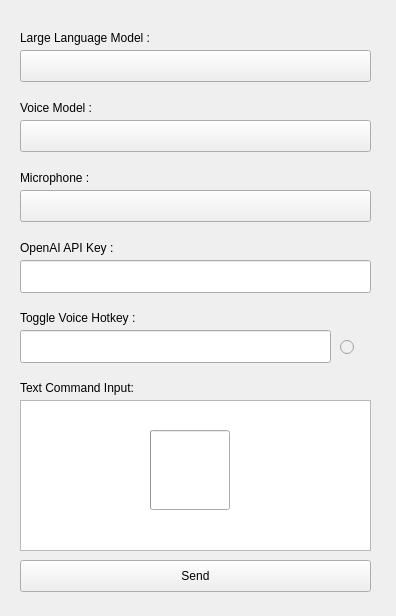
Old version of the form src/ui/view/main_view.ui in the repository Joel-Pattison/SmartFlow.
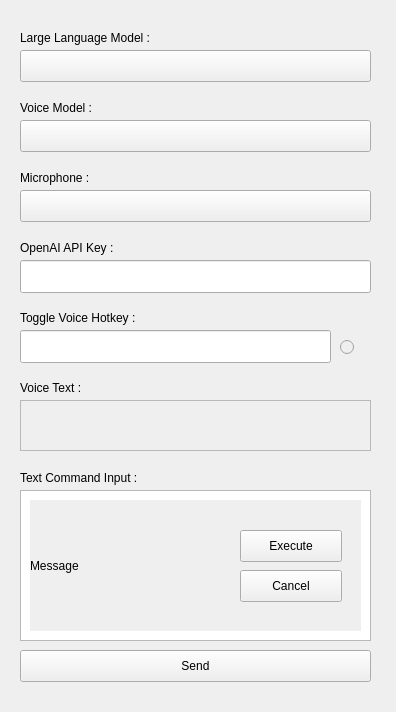
New version of the form. Custom widgets are drawn as their Qt base class.

Commit message: Add confirmer dialogue box design

```diff
--- a/src/ui/view/main_view.ui
+++ b/src/ui/view/main_view.ui
@@ -7,7 +7,7 @@
     <x>0</x>
     <y>0</y>
     <width>396</width>
-    <height>616</height>
+    <height>712</height>
    </rect>
   </property>
   <property name="windowTitle">
@@ -83,7 +83,7 @@
    <property name="geometry">
     <rect>
      <x>20</x>
-     <y>400</y>
+     <y>490</y>
      <width>351</width>
      <height>151</height>
     </rect>
@@ -93,7 +93,7 @@
    <property name="geometry">
     <rect>
      <x>20</x>
-     <y>560</y>
+     <y>650</y>
      <width>351</width>
      <height>32</height>
     </rect>
@@ -132,13 +132,13 @@
    <property name="geometry">
     <rect>
      <x>20</x>
-     <y>380</y>
+     <y>470</y>
      <width>121</width>
      <height>16</height>
     </rect>
    </property>
    <property name="text">
-    <string>Text Command Input:</string>
+    <string>Text Command Input :</string>
    </property>
   </widget>
   <widget class="RadioButton" name="voice_status_radio">
@@ -466,7 +466,7 @@
    <property name="geometry">
     <rect>
      <x>150</x>
-     <y>430</y>
+     <y>520</y>
      <width>80</width>
      <height>80</height>
     </rect>
@@ -495,6 +495,717 @@
     <string>Voice Model :</string>
    </property>
   </widget>
+  <widget class="TextEdit" name="voice_text_txt">
+   <property name="enabled">
+    <bool>false</bool>
+   </property>
+   <property name="geometry">
+    <rect>
+     <x>20</x>
+     <y>400</y>
+     <width>351</width>
+     <height>51</height>
+    </rect>
+   </property>
+  </widget>
+  <widget class="CaptionLabel" name="voice_text_lbl">
+   <property name="geometry">
+    <rect>
+     <x>20</x>
+     <y>380</y>
+     <width>121</width>
+     <height>16</height>
+    </rect>
+   </property>
+   <property name="text">
+    <string>Voice Text :</string>
+   </property>
+  </widget>
+  <widget class="BodyLabel" name="action_description_lbl">
+   <property name="geometry">
+    <rect>
+     <x>30</x>
+     <y>500</y>
+     <width>171</width>
+     <height>131</height>
+    </rect>
+   </property>
+   <property name="autoFillBackground">
+    <bool>true</bool>
+   </property>
+   <property name="styleSheet">
+    <string notr="true"/>
+   </property>
+   <property name="text">
+    <string>Message</string>
+   </property>
+   <property name="wordWrap">
+    <bool>true</bool>
+   </property>
+   <property name="darkColor" stdset="0">
+    <color>
+     <red>255</red>
+     <green>23</green>
+     <blue>23</blue>
+    </color>
+   </property>
+  </widget>
+  <widget class="BodyLabel" name="action_description_background_lbl">
+   <property name="geometry">
+    <rect>
+     <x>200</x>
+     <y>500</y>
+     <width>161</width>
+     <height>131</height>
+    </rect>
+   </property>
+   <property name="autoFillBackground">
+    <bool>true</bool>
+   </property>
+   <property name="text">
+    <string/>
+   </property>
+   <property name="darkColor" stdset="0">
+    <color>
+     <red>255</red>
+     <green>23</green>
+     <blue>23</blue>
+    </color>
+   </property>
+  </widget>
+  <widget class="PushButton" name="action_execute_btn">
+   <property name="geometry">
+    <rect>
+     <x>240</x>
+     <y>530</y>
+     <width>102</width>
+     <height>32</height>
+    </rect>
+   </property>
+   <property name="styleSheet">
+    <string notr="true">PushButton, ToolButton, ToggleButton, ToggleToolButton {
+    color: black;
+    background: rgba(255, 255, 255, 0.7);
+	
+	background-color: rgb(0, 255, 0);
+    border: 1px solid rgba(0, 0, 0, 0.073);
+    border-bottom: 1px solid rgba(0, 0, 0, 0.183);
+    border-radius: 5px;
+    /* font: 14px 'Segoe UI', 'Microsoft YaHei'; */
+    padding: 5px 12px 6px 12px;
+    outline: none;
+}
+
+ToolButton {
+    padding: 5px 9px 6px 8px;
+}
+
+PushButton[hasIcon=false] {
+    padding: 5px 12px 6px 12px;
+}
+
+PushButton[hasIcon=true] {
+    padding: 5px 12px 6px 36px;
+}
+
+DropDownToolButton, PrimaryDropDownToolButton {
+    padding: 5px 31px 6px 8px;
+}
+
+DropDownPushButton[hasIcon=false],
+PrimaryDropDownPushButton[hasIcon=false] {
+    padding: 5px 31px 6px 12px;
+}
+
+DropDownPushButton[hasIcon=true],
+PrimaryDropDownPushButton[hasIcon=true] {
+    padding: 5px 31px 6px 36px;
+}
+
+PushButton:hover, ToolButton:hover, ToggleButton:hover, ToggleToolButton:hover {
+    background: rgba(249, 249, 249, 0.5);
+}
+
+PushButton:pressed, ToolButton:pressed, ToggleButton:pressed, ToggleToolButton:pressed {
+    color: rgba(0, 0, 0, 0.63);
+    background: rgba(249, 249, 249, 0.3);
+    border-bottom: 1px solid rgba(0, 0, 0, 0.073);
+}
+
+PushButton:disabled, ToolButton:disabled, ToggleButton:disabled, ToggleToolButton:disabled {
+    color: rgba(0, 0, 0, 0.36);
+    background: rgba(249, 249, 249, 0.3);
+    border: 1px solid rgba(0, 0, 0, 0.06);
+    border-bottom: 1px solid rgba(0, 0, 0, 0.06);
+}
+
+
+PrimaryPushButton,
+PrimaryToolButton,
+ToggleButton:checked,
+ToggleToolButton:checked {
+    color: white;
+    background-color: #009faa;
+    border: 1px solid #00a7b3;
+    border-bottom: 1px solid #007780;
+}
+
+PrimaryPushButton:hover,
+PrimaryToolButton:hover,
+ToggleButton:checked:hover,
+ToggleToolButton:checked:hover {
+    background-color: #00a7b3;
+    border: 1px solid #2daab3;
+    border-bottom: 1px solid #007780;
+}
+
+PrimaryPushButton:pressed,
+PrimaryToolButton:pressed,
+ToggleButton:checked:pressed,
+ToggleToolButton:checked:pressed {
+    color: rgba(255, 255, 255, 0.63);
+    background-color: #3eabb3;
+    border: 1px solid #3eabb3;
+}
+
+PrimaryPushButton:disabled,
+PrimaryToolButton:disabled,
+ToggleButton:checked:disabled,
+ToggleToolButton:checked:disabled {
+    color: rgba(255, 255, 255, 0.9);
+    background-color: rgb(205, 205, 205);
+    border: 1px solid rgb(205, 205, 205);
+}
+
+SplitDropButton,
+PrimarySplitDropButton {
+    border-left: none;
+    border-top-left-radius: 0;
+    border-bottom-left-radius: 0;
+}
+
+#splitPushButton,
+#splitToolButton,
+#primarySplitPushButton,
+#primarySplitToolButton {
+    border-top-right-radius: 0;
+    border-bottom-right-radius: 0;
+}
+
+#splitPushButton:pressed,
+#splitToolButton:pressed,
+SplitDropButton:pressed {
+    border-bottom: 1px solid rgba(0, 0, 0, 0.183);
+}
+
+PrimarySplitDropButton:pressed {
+    border-bottom: 1px solid #007780;
+}
+
+#primarySplitPushButton, #primarySplitToolButton {
+    border-right: 1px solid #3eabb3;
+}
+
+#primarySplitPushButton:pressed, #primarySplitToolButton:pressed {
+    border-bottom: 1px solid #007780;
+}
+
+HyperlinkButton {
+    /* font: 14px 'Segoe UI', 'Microsoft YaHei'; */
+    padding: 6px 12px 6px 12px;
+    color: #009faa;
+    border: none;
+    border-radius: 6px;
+    background-color: transparent;
+}
+
+HyperlinkButton[hasIcon=false] {
+    padding: 6px 12px 6px 12px;
+}
+
+HyperlinkButton[hasIcon=true] {
+    padding: 6px 12px 6px 36px;
+}
+
+HyperlinkButton:hover {
+    color: #009faa;
+    background-color: rgba(0, 0, 0, 10);
+    border: none;
+}
+
+HyperlinkButton:pressed {
+    color: #009faa;
+    background-color: rgba(0, 0, 0, 6);
+    border: none;
+}
+
+HyperlinkButton:disabled {
+    color: rgba(0, 0, 0, 0.43);
+    background-color: transparent;
+    border: none;
+}
+
+
+RadioButton {
+    min-height: 24px;
+    max-height: 24px;
+    background-color: transparent;
+    font: 14px 'Segoe UI', 'Microsoft YaHei', 'PingFang SC';
+    color: black;
+}
+
+RadioButton::indicator {
+    width: 18px;
+    height: 18px;
+    border-radius: 11px;
+    border: 2px solid #999999;
+    background-color: rgba(0, 0, 0, 5);
+    margin-right: 4px;
+}
+
+RadioButton::indicator:hover {
+    background-color: rgba(0, 0, 0, 0);
+}
+
+RadioButton::indicator:pressed {
+    border: 2px solid #bbbbbb;
+    background-color: qradialgradient(spread:pad, cx:0.5, cy:0.5, radius:0.5, fx:0.5, fy:0.5,
+            stop:0 rgb(255, 255, 255),
+            stop:0.5 rgb(255, 255, 255),
+            stop:0.6 rgb(225, 224, 223),
+            stop:1 rgb(225, 224, 223));
+}
+
+RadioButton::indicator:checked {
+    height: 22px;
+    width: 22px;
+    border: none;
+    border-radius: 11px;
+    background-color: qradialgradient(spread:pad, cx:0.5, cy:0.5, radius:0.5, fx:0.5, fy:0.5,
+            stop:0 rgb(255, 255, 255),
+            stop:0.5 rgb(255, 255, 255),
+            stop:0.6 #009faa,
+            stop:1 #009faa);
+}
+
+RadioButton::indicator:checked:hover {
+    background-color: qradialgradient(spread:pad, cx:0.5, cy:0.5, radius:0.5, fx:0.5, fy:0.5,
+            stop:0 rgb(255, 255, 255),
+            stop:0.6 rgb(255, 255, 255),
+            stop:0.7 #009faa,
+            stop:1 #009faa);
+}
+
+RadioButton::indicator:checked:pressed {
+    background-color: qradialgradient(spread:pad, cx:0.5, cy:0.5, radius:0.5, fx:0.5, fy:0.5,
+            stop:0 rgb(255, 255, 255),
+            stop:0.5 rgb(255, 255, 255),
+            stop:0.6 #009faa,
+            stop:1 #009faa);
+}
+
+RadioButton:disabled {
+    color: rgba(0, 0, 0, 110);
+}
+
+RadioButton::indicator:disabled {
+    border: 2px solid #bbbbbb;
+    background-color: transparent;
+}
+
+RadioButton::indicator:disabled:checked {
+    border: none;
+    background-color: qradialgradient(spread:pad, cx:0.5, cy:0.5, radius:0.5, fx:0.5, fy:0.5,
+            stop:0 rgb(255, 255, 255),
+            stop:0.5 rgb(255, 255, 255),
+            stop:0.6 rgba(0, 0, 0, 0.2169),
+            stop:1 rgba(0, 0, 0, 0.2169));
+}
+
+TransparentToolButton,
+TransparentToggleToolButton,
+TransparentDropDownToolButton,
+TransparentPushButton,
+TransparentDropDownPushButton,
+TransparentTogglePushButton {
+    background-color: transparent;
+    border: none;
+    border-radius: 5px;
+    margin: 0;
+}
+
+TransparentToolButton:hover,
+TransparentToggleToolButton:hover,
+TransparentDropDownToolButton:hover,
+TransparentPushButton:hover,
+TransparentDropDownPushButton:hover,
+TransparentTogglePushButton:hover {
+    background-color: rgba(0, 0, 0, 9);
+    border: none;
+}
+
+TransparentToolButton:pressed,
+TransparentToggleToolButton:pressed,
+TransparentDropDownToolButton:pressed,
+TransparentPushButton:pressed,
+TransparentDropDownPushButton:pressed,
+TransparentTogglePushButton:pressed {
+    background-color: rgba(0, 0, 0, 6);
+    border: none;
+}
+
+TransparentToolButton:disabled,
+TransparentToggleToolButton:disabled,
+TransparentDropDownToolButton:disabled,
+TransprentPushButton:disabled,
+TransparentDropDownPushButton:disabled,
+TransprentTogglePushButton:disabled {
+    background-color: transparent;
+    border: none;
+}
+
+
+PillPushButton,
+PillPushButton:hover,
+PillPushButton:pressed,
+PillPushButton:disabled,
+PillPushButton:checked,
+PillPushButton:checked:hover,
+PillPushButton:checked:pressed,
+PillPushButton:disabled:checked,
+PillToolButton,
+PillToolButton:hover,
+PillToolButton:pressed,
+PillToolButton:disabled,
+PillToolButton:checked,
+PillToolButton:checked:hover,
+PillToolButton:checked:pressed,
+PillToolButton:disabled:checked {
+    background-color: transparent;
+    border: none;
+}
+</string>
+   </property>
+   <property name="text">
+    <string>Execute</string>
+   </property>
+  </widget>
+  <widget class="PushButton" name="action_cancel_btn">
+   <property name="geometry">
+    <rect>
+     <x>240</x>
+     <y>570</y>
+     <width>102</width>
+     <height>32</height>
+    </rect>
+   </property>
+   <property name="styleSheet">
+    <string notr="true">PushButton, ToolButton, ToggleButton, ToggleToolButton {
+    color: black;
+    background: rgba(255, 255, 255, 0.7);
+	background-color: rgb(255, 128, 17);
+    border: 1px solid rgba(0, 0, 0, 0.073);
+    border-bottom: 1px solid rgba(0, 0, 0, 0.183);
+    border-radius: 5px;
+    /* font: 14px 'Segoe UI', 'Microsoft YaHei'; */
+    padding: 5px 12px 6px 12px;
+    outline: none;
+}
+
+ToolButton {
+    padding: 5px 9px 6px 8px;
+}
+
+PushButton[hasIcon=false] {
+    padding: 5px 12px 6px 12px;
+}
+
+PushButton[hasIcon=true] {
+    padding: 5px 12px 6px 36px;
+}
+
+DropDownToolButton, PrimaryDropDownToolButton {
+    padding: 5px 31px 6px 8px;
+}
+
+DropDownPushButton[hasIcon=false],
+PrimaryDropDownPushButton[hasIcon=false] {
+    padding: 5px 31px 6px 12px;
+}
+
+DropDownPushButton[hasIcon=true],
+PrimaryDropDownPushButton[hasIcon=true] {
+    padding: 5px 31px 6px 36px;
+}
+
+PushButton:hover, ToolButton:hover, ToggleButton:hover, ToggleToolButton:hover {
+    background: rgba(249, 249, 249, 0.5);
+}
+
+PushButton:pressed, ToolButton:pressed, ToggleButton:pressed, ToggleToolButton:pressed {
+    color: rgba(0, 0, 0, 0.63);
+    background: rgba(249, 249, 249, 0.3);
+    border-bottom: 1px solid rgba(0, 0, 0, 0.073);
+}
+
+PushButton:disabled, ToolButton:disabled, ToggleButton:disabled, ToggleToolButton:disabled {
+    color: rgba(0, 0, 0, 0.36);
+    background: rgba(249, 249, 249, 0.3);
+    border: 1px solid rgba(0, 0, 0, 0.06);
+    border-bottom: 1px solid rgba(0, 0, 0, 0.06);
+}
+
+
+PrimaryPushButton,
+PrimaryToolButton,
+ToggleButton:checked,
+ToggleToolButton:checked {
+    color: white;
+    background-color: #009faa;
+    border: 1px solid #00a7b3;
+    border-bottom: 1px solid #007780;
+}
+
+PrimaryPushButton:hover,
+PrimaryToolButton:hover,
+ToggleButton:checked:hover,
+ToggleToolButton:checked:hover {
+    background-color: #00a7b3;
+    border: 1px solid #2daab3;
+    border-bottom: 1px solid #007780;
+}
+
+PrimaryPushButton:pressed,
+PrimaryToolButton:pressed,
+ToggleButton:checked:pressed,
+ToggleToolButton:checked:pressed {
+    color: rgba(255, 255, 255, 0.63);
+    background-color: #3eabb3;
+    border: 1px solid #3eabb3;
+}
+
+PrimaryPushButton:disabled,
+PrimaryToolButton:disabled,
+ToggleButton:checked:disabled,
+ToggleToolButton:checked:disabled {
+    color: rgba(255, 255, 255, 0.9);
+    background-color: rgb(205, 205, 205);
+    border: 1px solid rgb(205, 205, 205);
+}
+
+SplitDropButton,
+PrimarySplitDropButton {
+    border-left: none;
+    border-top-left-radius: 0;
+    border-bottom-left-radius: 0;
+}
+
+#splitPushButton,
+#splitToolButton,
+#primarySplitPushButton,
+#primarySplitToolButton {
+    border-top-right-radius: 0;
+    border-bottom-right-radius: 0;
+}
+
+#splitPushButton:pressed,
+#splitToolButton:pressed,
+SplitDropButton:pressed {
+    border-bottom: 1px solid rgba(0, 0, 0, 0.183);
+}
+
+PrimarySplitDropButton:pressed {
+    border-bottom: 1px solid #007780;
+}
+
+#primarySplitPushButton, #primarySplitToolButton {
+    border-right: 1px solid #3eabb3;
+}
+
+#primarySplitPushButton:pressed, #primarySplitToolButton:pressed {
+    border-bottom: 1px solid #007780;
+}
+
+HyperlinkButton {
+    /* font: 14px 'Segoe UI', 'Microsoft YaHei'; */
+    padding: 6px 12px 6px 12px;
+    color: #009faa;
+    border: none;
+    border-radius: 6px;
+    background-color: transparent;
+}
+
+HyperlinkButton[hasIcon=false] {
+    padding: 6px 12px 6px 12px;
+}
+
+HyperlinkButton[hasIcon=true] {
+    padding: 6px 12px 6px 36px;
+}
+
+HyperlinkButton:hover {
+    color: #009faa;
+    background-color: rgba(0, 0, 0, 10);
+    border: none;
+}
+
+HyperlinkButton:pressed {
+    color: #009faa;
+    background-color: rgba(0, 0, 0, 6);
+    border: none;
+}
+
+HyperlinkButton:disabled {
+    color: rgba(0, 0, 0, 0.43);
+    background-color: transparent;
+    border: none;
+}
+
+
+RadioButton {
+    min-height: 24px;
+    max-height: 24px;
+    background-color: transparent;
+    font: 14px 'Segoe UI', 'Microsoft YaHei', 'PingFang SC';
+    color: black;
+}
+
+RadioButton::indicator {
+    width: 18px;
+    height: 18px;
+    border-radius: 11px;
+    border: 2px solid #999999;
+    background-color: rgba(0, 0, 0, 5);
+    margin-right: 4px;
+}
+
+RadioButton::indicator:hover {
+    background-color: rgba(0, 0, 0, 0);
+}
+
+RadioButton::indicator:pressed {
+    border: 2px solid #bbbbbb;
+    background-color: qradialgradient(spread:pad, cx:0.5, cy:0.5, radius:0.5, fx:0.5, fy:0.5,
+            stop:0 rgb(255, 255, 255),
+            stop:0.5 rgb(255, 255, 255),
+            stop:0.6 rgb(225, 224, 223),
+            stop:1 rgb(225, 224, 223));
+}
+
+RadioButton::indicator:checked {
+    height: 22px;
+    width: 22px;
+    border: none;
+    border-radius: 11px;
+    background-color: qradialgradient(spread:pad, cx:0.5, cy:0.5, radius:0.5, fx:0.5, fy:0.5,
+            stop:0 rgb(255, 255, 255),
+            stop:0.5 rgb(255, 255, 255),
+            stop:0.6 #009faa,
+            stop:1 #009faa);
+}
+
+RadioButton::indicator:checked:hover {
+    background-color: qradialgradient(spread:pad, cx:0.5, cy:0.5, radius:0.5, fx:0.5, fy:0.5,
+            stop:0 rgb(255, 255, 255),
+            stop:0.6 rgb(255, 255, 255),
+            stop:0.7 #009faa,
+            stop:1 #009faa);
+}
+
+RadioButton::indicator:checked:pressed {
+    background-color: qradialgradient(spread:pad, cx:0.5, cy:0.5, radius:0.5, fx:0.5, fy:0.5,
+            stop:0 rgb(255, 255, 255),
+            stop:0.5 rgb(255, 255, 255),
+            stop:0.6 #009faa,
+            stop:1 #009faa);
+}
+
+RadioButton:disabled {
+    color: rgba(0, 0, 0, 110);
+}
+
+RadioButton::indicator:disabled {
+    border: 2px solid #bbbbbb;
+    background-color: transparent;
+}
+
+RadioButton::indicator:disabled:checked {
+    border: none;
+    background-color: qradialgradient(spread:pad, cx:0.5, cy:0.5, radius:0.5, fx:0.5, fy:0.5,
+            stop:0 rgb(255, 255, 255),
+            stop:0.5 rgb(255, 255, 255),
+            stop:0.6 rgba(0, 0, 0, 0.2169),
+            stop:1 rgba(0, 0, 0, 0.2169));
+}
+
+TransparentToolButton,
+TransparentToggleToolButton,
+TransparentDropDownToolButton,
+TransparentPushButton,
+TransparentDropDownPushButton,
+TransparentTogglePushButton {
+    background-color: transparent;
+    border: none;
+    border-radius: 5px;
+    margin: 0;
+}
+
+TransparentToolButton:hover,
+TransparentToggleToolButton:hover,
+TransparentDropDownToolButton:hover,
+TransparentPushButton:hover,
+TransparentDropDownPushButton:hover,
+TransparentTogglePushButton:hover {
+    background-color: rgba(0, 0, 0, 9);
+    border: none;
+}
+
+TransparentToolButton:pressed,
+TransparentToggleToolButton:pressed,
+TransparentDropDownToolButton:pressed,
+TransparentPushButton:pressed,
+TransparentDropDownPushButton:pressed,
+TransparentTogglePushButton:pressed {
+    background-color: rgba(0, 0, 0, 6);
+    border: none;
+}
+
+TransparentToolButton:disabled,
+TransparentToggleToolButton:disabled,
+TransparentDropDownToolButton:disabled,
+TransprentPushButton:disabled,
+TransparentDropDownPushButton:disabled,
+TransprentTogglePushButton:disabled {
+    background-color: transparent;
+    border: none;
+}
+
+
+PillPushButton,
+PillPushButton:hover,
+PillPushButton:pressed,
+PillPushButton:disabled,
+PillPushButton:checked,
+PillPushButton:checked:hover,
+PillPushButton:checked:pressed,
+PillPushButton:disabled:checked,
+PillToolButton,
+PillToolButton:hover,
+PillToolButton:pressed,
+PillToolButton:disabled,
+PillToolButton:checked,
+PillToolButton:checked:hover,
+PillToolButton:checked:pressed,
+PillToolButton:disabled:checked {
+    background-color: transparent;
+    border: none;
+}
+</string>
+   </property>
+   <property name="text">
+    <string>Cancel</string>
+   </property>
+  </widget>
  </widget>
  <customwidgets>
   <customwidget>
@@ -517,6 +1228,11 @@
    <extends>QLabel</extends>
    <header>qfluentwidgets</header>
   </customwidget>
+  <customwidget>
+   <class>BodyLabel</class>
+   <extends>QLabel</extends>
+   <header>qfluentwidgets</header>
+  </customwidget>
   <customwidget>
    <class>IndeterminateProgressRing</class>
    <extends>QProgressBar</extends>
```
The commit also changes 1 other file.
